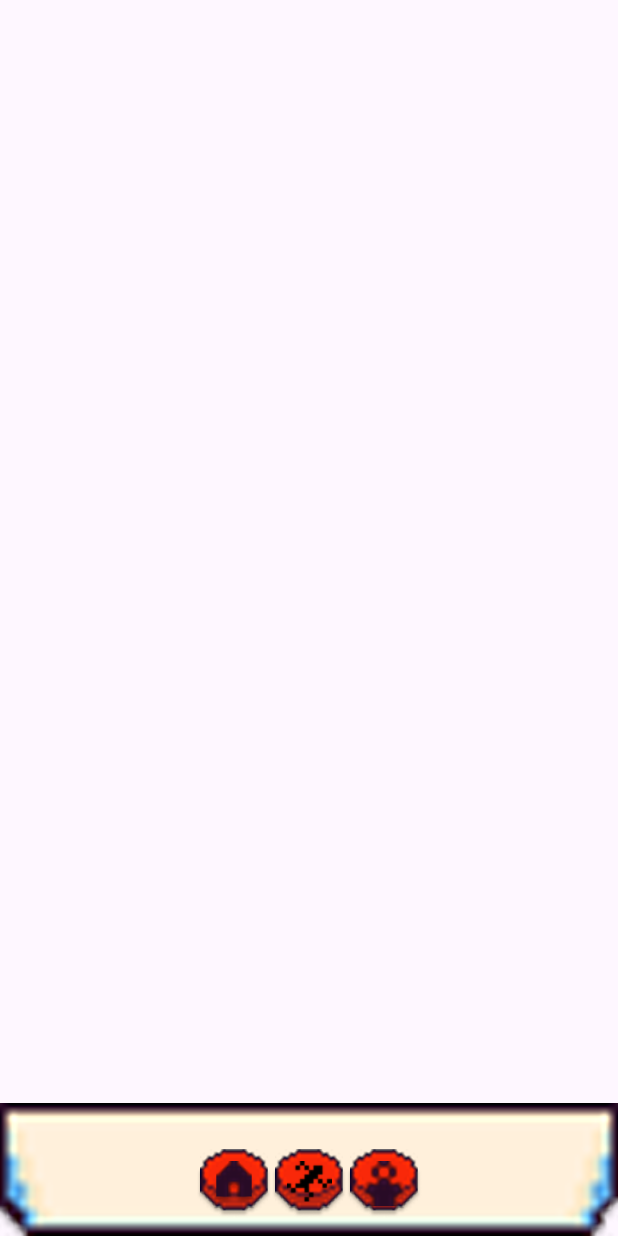
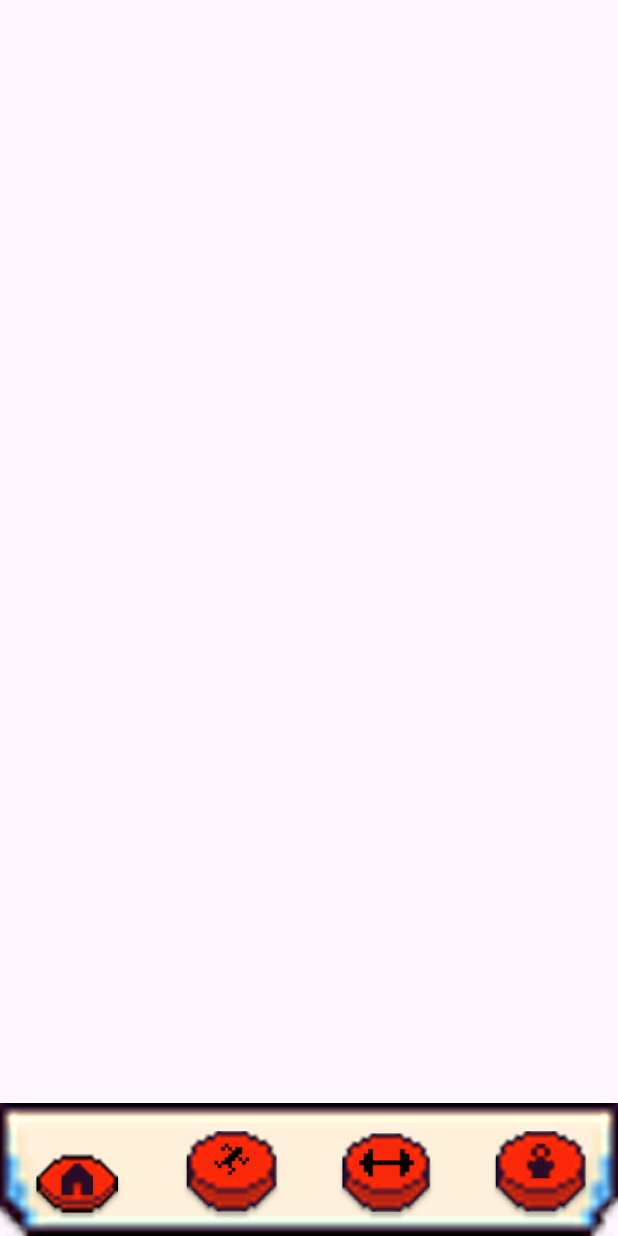
Before and after one commit to EdbertEL/MobileApp_GymSaga, a Flutter app: the HomePage screen opened directly, on a phone screen of 412 x 824 dp. Run offline on Flutter 3.47's test engine with Material 3 defaults, Android fonts, the light colour scheme and no system bars.

Commit message:
navbar fix

```diff
--- a/gymsaga/lib/main.dart
+++ b/gymsaga/lib/main.dart
@@ -17,7 +17,7 @@ class MainApp extends StatelessWidget {
       theme: ThemeData(
         fontFamily: 'Jersey25',
       ),
-      home: ProfilePage(),
+      home: HomePage(),
     );
   }
 }
--- a/gymsaga/lib/navbar.dart
+++ b/gymsaga/lib/navbar.dart
@@ -6,7 +6,31 @@ class CustomNavBar extends StatefulWidget {
 }
 
 class _CustomNavBarState extends State<CustomNavBar> {
-  int _selectedIndex = -1;
+  int _selectedIndex = 0; // Set default selected index to 0 (home)
+
+  // Define list of button paths for normal and pressed states
+  final List<Map<String, String>> _navButtons = [
+    {
+      'normal': 'assets/widgets/buttons/homepage.png',
+      'pressed': 'assets/widgets/buttons/homepage_pressed.png',
+      'label': 'Home'
+    },
+    {
+      'normal': 'assets/widgets/buttons/steps.png',
+      'pressed': 'assets/widgets/buttons/steps_pressed.png',
+      'label': 'Steps'
+    },
+    {
+      'normal': 'assets/widgets/buttons/workout.png',
+      'pressed': 'assets/widgets/buttons/workout_pressed.png',
+      'label': 'Workout'
+    },
+    {
+      'normal': 'assets/widgets/buttons/profile.png',
+      'pressed': 'assets/widgets/buttons/profile_pressed.png',
+      'label': 'Profile'
+    },
+  ];
 
   @override
   Widget build(BuildContext context) {
@@ -27,42 +51,32 @@ class _CustomNavBarState extends State<CustomNavBar> {
           bottom: 10,
           child: Row(
             mainAxisAlignment: MainAxisAlignment.spaceEvenly,
-            children: [
-              _buildNavItem(0, 'assets/widgets/icons/home_icon.png'),
-              _buildNavItem(1, 'assets/widgets/icons/steps_icon.png'),
-              // _buildNavItem(2, 'assets/widgets/icons/dumbell.svg'),
-              _buildNavItem(3, 'assets/widgets/icons/profile_navbar_icon.png'),
-            ],
+            children: List.generate(_navButtons.length, (index) {
+              return _buildNavItem(index);
+            }),
           ),
         ),
       ],
     );
   }
 
-  Widget _buildNavItem(int index, String iconPath) {
+  Widget _buildNavItem(int index) {
+    bool isSelected = _selectedIndex == index;
+
     return GestureDetector(
       onTap: () {
         setState(() {
           _selectedIndex = index;
         });
       },
-      child: Column(
-        mainAxisSize: MainAxisSize.min,
-        children: [
-          Stack(
-            alignment: Alignment.center,
-            children: [
-              Image.asset(
-                _selectedIndex == index
-                    ? 'assets/widgets/buttons/buttonn_pressed.png'
-                    : 'assets/widgets/buttons/navbar_button.png',
-                width: 50,
-                height: 50,
-              ),
-              Image.asset(iconPath, width: 30, height: 30),
-            ],
-          ),
-        ],
+      child: Container(
+        width: MediaQuery.of(context).size.width / _navButtons.length,
+        padding: EdgeInsets.symmetric(horizontal: 10),
+        child: Image.asset(
+          isSelected ? _navButtons[index]['pressed']! : _navButtons[index]['normal']!,
+          width: 60,
+          height: 60,
+        ),
       ),
     );
   }
--- a/gymsaga/pubspec.yaml
+++ b/gymsaga/pubspec.yaml
@@ -24,6 +24,9 @@ flutter:
     - assets/widgets/buttons/
     - assets/widgets/icons/
     - assets/widgets/images/
+    - assets/widgets/buttons/profile.png
+    - assets/widgets/buttons/homepage_pressed.png
+
   fonts:
     - family: Jersey25
       fonts:
```
Also changed, not shown: gymsaga/assets/widgets/buttons/homepage.png (added), gymsaga/assets/widgets/buttons/homepage_pressed.png (added), gymsaga/assets/widgets/buttons/navbar_button.png (deleted), gymsaga/assets/widgets/buttons/profile.png (added), gymsaga/assets/widgets/buttons/profile_pressed.png (added), gymsaga/assets/widgets/buttons/steps.png (added), gymsaga/assets/widgets/buttons/steps_pressed.png (added), gymsaga/assets/widgets/buttons/workout.png (added), gymsaga/assets/widgets/buttons/workout_pressed.png (added), gymsaga/assets/widgets/icons/dumbell.png (added), gymsaga/assets/widgets/icons/dumbell.svg (deleted), gymsaga/pubspec.lock, 1 other file.
